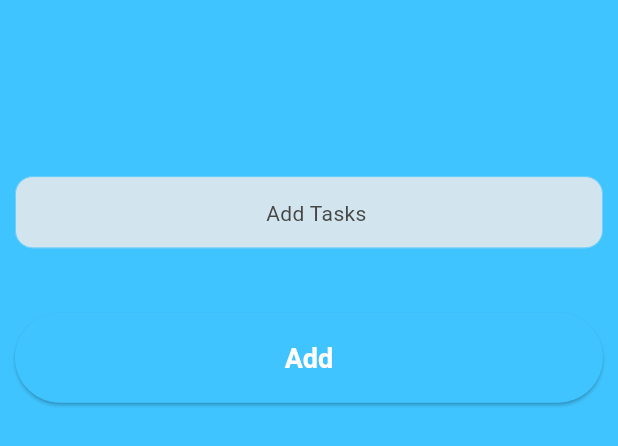
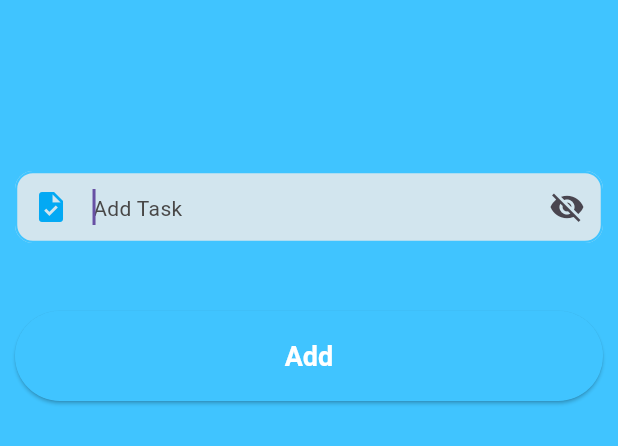
Before and after one commit to nakshaman/Todoey, a Flutter app: the AddThings widget shown alone on an empty page, opened directly, on a phone screen of 412 x 824 dp. Shown: the top 446 px of the screen. Run offline on Flutter 3.47's test engine with Material 3 defaults, Android fonts, the phone set to English and light mode, and no system bars.

Commit message:
Customized add tasks buttons and textField added visibility feature

```diff
--- a/lib/task_home.dart
+++ b/lib/task_home.dart
@@ -75,6 +75,7 @@ class _TaskHomeState extends State<TaskHome> {
           ),
         ],
       ),
+      // For adding new tasks in the product list
       bottomNavigationBar: BottomRow(),
     );
   }
--- a/lib/widgets/add_things.dart
+++ b/lib/widgets/add_things.dart
@@ -11,6 +11,8 @@ class AddThings extends StatefulWidget {
 
 class _AddThingsState extends State<AddThings> {
   TextEditingController taskString = TextEditingController();
+  bool taskView = false;
+  Icon taskViewIcon = Icon(Icons.visibility_off);
 
   @override
   Widget build(BuildContext context) {
@@ -26,24 +28,25 @@ class _AddThingsState extends State<AddThings> {
               'Add Taks To Do Today',
               textAlign: TextAlign.center,
               style: TextStyle(
-                fontSize: 30,
+                fontSize: 25,
                 fontWeight: FontWeight.w600,
                 color: Colors.lightBlueAccent,
               ),
             ),
             TextField(
-              autofocus: false,
+              autofocus: true,
+              obscureText: taskView,
               controller: taskString,
               decoration: InputDecoration(
                 filled: true,
                 fillColor: Color.fromARGB(255, 210, 229, 238),
                 contentPadding: EdgeInsets.only(left: 10),
                 hint: Text(
-                  'Add Tasks',
+                  'Add Task',
                   style: TextStyle(
                     color: const Color.fromARGB(255, 72, 71, 71),
                   ),
-                  textAlign: TextAlign.center,
+                  textAlign: TextAlign.left,
                 ),
                 border: OutlineInputBorder(
                   borderRadius: BorderRadius.circular(12),
@@ -65,6 +68,20 @@ class _AddThingsState extends State<AddThings> {
                     color: Colors.lightBlueAccent,
                     width: 0.5,
                   ),
+                ),
+                prefixIcon: Icon(Icons.task, color: Colors.lightBlue),
+                suffixIcon: IconButton(
+                  onPressed: () {
+                    setState(() {
+                      taskView = !taskView;
+                      if (taskView == false) {
+                        taskViewIcon = Icon(Icons.visibility_off);
+                      } else {
+                        taskViewIcon = Icon(Icons.remove_red_eye_outlined);
+                      }
+                    });
+                  },
+                  icon: taskViewIcon,
                 ),
               ),
             ),
```
